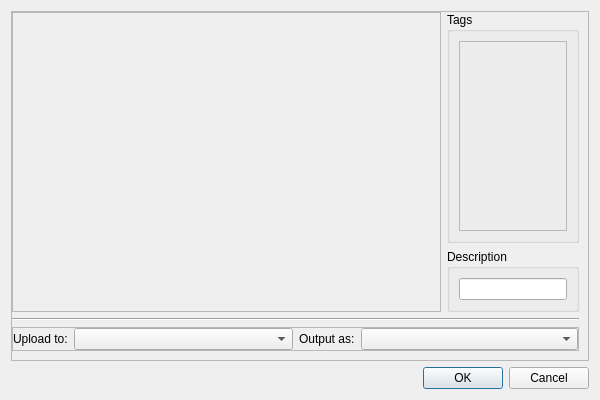
Before: the Qt Designer form src/uploaddialog.ui in klesh/fu, drawn with Qt 5.
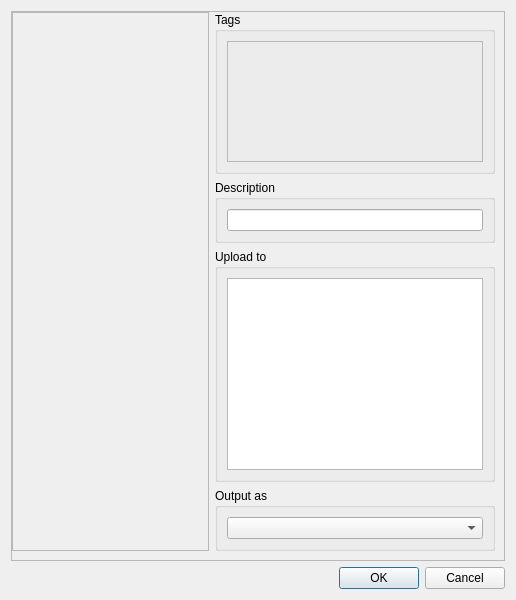
After: the same form once the commit is applied. Custom widgets are drawn as their Qt base class.

The edit to the form file:
```diff
--- a/src/uploaddialog.ui
+++ b/src/uploaddialog.ui
@@ -6,8 +6,8 @@
    <rect>
     <x>0</x>
     <y>0</y>
-    <width>600</width>
-    <height>400</height>
+    <width>516</width>
+    <height>600</height>
    </rect>
   </property>
   <property name="windowTitle">
@@ -47,15 +47,15 @@
             <rect>
              <x>0</x>
              <y>0</y>
-             <width>406</width>
-             <height>299</height>
+             <width>199</width>
+             <height>538</height>
             </rect>
            </property>
           </widget>
          </widget>
         </item>
         <item>
-         <layout class="QVBoxLayout" name="verticalLayout_3" stretch="1,0">
+         <layout class="QVBoxLayout" name="verticalLayout_3" stretch="1,0,0,0">
           <item>
            <widget class="QGroupBox" name="groupBox">
             <property name="title">
@@ -93,68 +93,33 @@
             </layout>
            </widget>
           </item>
-         </layout>
-        </item>
-       </layout>
-      </item>
       <item>
-       <widget class="Line" name="line">
-        <property name="orientation">
-         <enum>Qt::Horizontal</enum>
-        </property>
+           <widget class="QGroupBox" name="groupBox_3">
+            <property name="title">
+             <string>Upload to</string>
+            </property>
+            <layout class="QVBoxLayout" name="verticalLayout_4">
+             <item>
+              <widget class="QTableWidget" name="tblUploadTo"/>
+             </item>
+            </layout>
        </widget>
       </item>
       <item>
-       <widget class="QFrame" name="frame_5">
-        <property name="frameShape">
-         <enum>QFrame::StyledPanel</enum>
-        </property>
-        <property name="frameShadow">
-         <enum>QFrame::Raised</enum>
-        </property>
-        <layout class="QHBoxLayout" name="horizontalLayout_5">
-         <property name="leftMargin">
-          <number>0</number>
-         </property>
-         <property name="topMargin">
-          <number>0</number>
-         </property>
-         <property name="rightMargin">
-          <number>0</number>
-         </property>
-         <property name="bottomMargin">
-          <number>0</number>
-         </property>
+           <widget class="QGroupBox" name="groupBox_4">
+            <property name="title">
+             <string>Output as</string>
+            </property>
+            <layout class="QVBoxLayout" name="verticalLayout_5">
          <item>
-          <layout class="QFormLayout" name="formLayout_2">
-           <item row="0" column="0">
-            <widget class="QLabel" name="label">
-             <property name="text">
-              <string>Upload to:</string>
-             </property>
-            </widget>
-           </item>
-           <item row="0" column="1">
-            <widget class="QComboBox" name="comboBox"/>
-           </item>
-          </layout>
-         </item>
-         <item>
-          <layout class="QFormLayout" name="formLayout">
-           <item row="0" column="0">
-            <widget class="QLabel" name="label_4">
-             <property name="text">
-              <string>Output as:</string>
-             </property>
-            </widget>
-           </item>
-           <item row="0" column="1">
-            <widget class="QComboBox" name="comboBox_2"/>
-           </item>
+              <widget class="QComboBox" name="cbbOutputAs"/>
+             </item>
+            </layout>
+           </widget>
+          </item>
           </layout>
          </item>
         </layout>
-       </widget>
       </item>
      </layout>
     </widget>
```
Left out of the diff: 10 changed lines with no effect on the pictures. Lines whose indentation alone changed are shown as unchanged.
